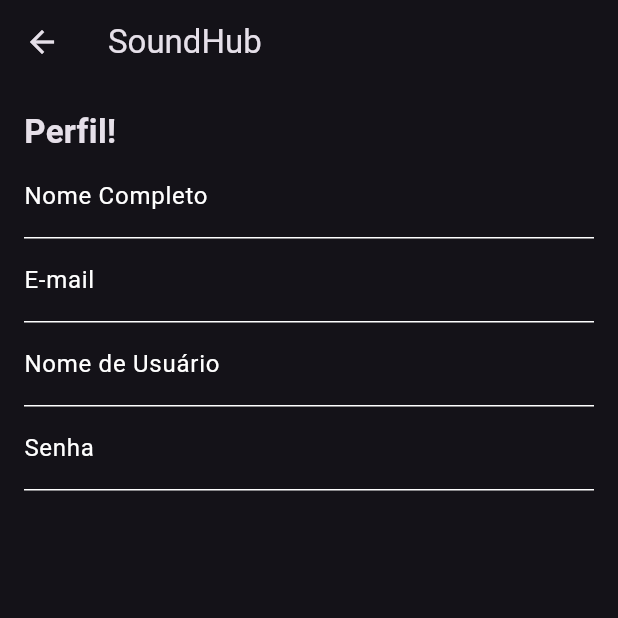
After one commit to felipeakira1/SoundHub, a Flutter app: the TelaPerfil screen opened directly, on a phone screen of 412 x 824 dp, the top half of it. The commit adds this screen. Run offline on Flutter 3.47's test engine with Material 3 defaults, Android fonts, the phone set to English and light mode, and no system bars; accounts and stored records are empty.

Commit message:
work in progress: adicionando pagina perfil, falta fazer verificacao

```diff
--- a/lib/main.dart
+++ b/lib/main.dart
@@ -1,11 +1,14 @@
 import 'package:flutter/material.dart';
-import 'package:soundhub/models/albuns_musicas_manager.dart';
+import 'package:soundhub/managers/albuns_musicas_manager.dart';
+import 'package:soundhub/managers/pessoas_manager.dart';
 import 'package:soundhub/models/album.dart';
 import 'package:soundhub/models/musica.dart';
+import 'package:soundhub/models/usuario.dart';
 import 'views/screens/homeScreen.dart';
 
 void main() {
   final AlbumMusicsManager albumMusicsManager = AlbumMusicsManager();
+  final UsuariosManager usuariosManager = UsuariosManager();
   _adicionarAlbuns(albumMusicsManager);
   _adicionarMusicas(albumMusicsManager);
   runApp(const MyApp());
--- a/lib/models/albuns_musicas_manager.dart
+++ b/lib/managers/albuns_musicas_manager.dart
@@ -1,5 +1,5 @@
-import 'album.dart';
-import 'musica.dart';
+import '../models/album.dart';
+import '../models/musica.dart';
 
 class AlbumMusicsManager {
   // Instancia singleton
--- /dev/null
+++ b/lib/models/usuario.dart
@@ -0,0 +1,14 @@
+class Usuario {
+  final String _nome;
+  final String _email;
+  final String _username;
+  final String _senha;
+
+  Usuario({required String nome, required String email, required String username, required String senha})
+   : _nome = nome, _email = email, _username = username, _senha = senha;
+
+  String get nome => _nome;
+  String get email => _email;
+  String get username => _username;
+  String get senha => _senha;
+}
--- a/lib/views/screens/homeScreen.dart
+++ b/lib/views/screens/homeScreen.dart
@@ -1,7 +1,7 @@
 import 'package:flutter/material.dart';
 import 'package:soundhub/views/widgets/app_bars.dart';
 import 'package:soundhub/models/album.dart';
-import 'package:soundhub/models/albuns_musicas_manager.dart';
+import 'package:soundhub/managers/albuns_musicas_manager.dart';
 import 'package:soundhub/views/widgets/album_tile.dart';
 import 'package:soundhub/views/widgets/drawer.dart';
 
--- /dev/null
+++ b/lib/views/screens/perfil_screen.dart
@@ -0,0 +1,151 @@
+import 'package:flutter/material.dart';
+import 'package:soundhub/managers/usuarios_manager.dart';
+import 'package:soundhub/models/usuario.dart';
+
+class TelaPerfil extends StatefulWidget {
+  const TelaPerfil({super.key});
+
+  @override
+  State<TelaPerfil> createState() => _TelaPerfilState();
+}
+
+class _TelaPerfilState extends State<TelaPerfil> {
+  final _formKey = GlobalKey<FormState>();
+  String? _nome;
+  String? _email;
+  String? _username;
+  String? _senha;
+
+  @override
+  void initState() {
+    // Verificar se usuario está logado?
+  }
+
+  @override
+  Widget build(BuildContext context) {
+    return Scaffold(
+      appBar: AppBar(
+        title: const Text('SoundHub'),
+      ),
+      body: Form(
+        key: _formKey,
+        child: SingleChildScrollView(
+          padding: const EdgeInsets.all(16.0),
+          child: Column(
+            crossAxisAlignment: CrossAxisAlignment.stretch,
+            children: <Widget>[
+              const Text(
+                'Perfil!',
+                style: TextStyle(
+                  fontSize: 22.0,
+                  fontWeight: FontWeight.bold,
+                ),
+              ),
+              TextFormField(
+                decoration: const InputDecoration(
+                  labelText: 'Nome Completo',
+                  labelStyle: TextStyle(color: Colors.white),
+                  enabledBorder: UnderlineInputBorder(
+                    borderSide: BorderSide(color: Colors.white),
+                  ),
+                  focusedBorder: UnderlineInputBorder(
+                    borderSide: BorderSide(color: Colors.blue, width: 2.0),
+                  ),
+                ),
+                style: const TextStyle(color: Colors.white),
+                validator: (value) {
+                  if (value == null || value.isEmpty) {
+                    return 'Please, insert your full name';
+                  }
+                  return null;
+                },
+                onSaved: (value) => _nome = value!,
+              ),
+              TextFormField(
+                decoration: const InputDecoration(
+                  labelText: 'E-mail',
+                  labelStyle: TextStyle(color: Colors.white),
+                  enabledBorder: UnderlineInputBorder(
+                    borderSide: BorderSide(color: Colors.white),
+                  ),
+                  focusedBorder: UnderlineInputBorder(
+                    borderSide: BorderSide(color: Colors.blue, width: 2.0),
+                  ),
+                ),
+                style: const TextStyle(color: Colors.white),
+                validator: (value) {
+                  if (value == null || value.isEmpty) {
+                    return 'Please, insert your email';
+                  }
+                  return null;
+                },
+                onSaved: (value) => _email = value!,
+              ),
+              TextFormField(
+                decoration: const InputDecoration(
+                  labelText: 'Nome de Usuário',
+                  labelStyle: TextStyle(color: Colors.white),
+                  enabledBorder: UnderlineInputBorder(
+                    borderSide: BorderSide(color: Colors.white),
+                  ),
+                  focusedBorder: UnderlineInputBorder(
+                    borderSide: BorderSide(color: Colors.blue, width: 2.0),
+                  ),
+                ),
+                style: const TextStyle(color: Colors.white),
+                validator: (value) {
+                  if (value == null || value.isEmpty) {
+                    return 'Please, insert your username';
+                  }
+                  return null;
+                },
+                onSaved: (value) => _username = value!,
+              ),
+              TextFormField(
+                decoration: const InputDecoration(
+                  labelText: 'Senha',
+                  labelStyle: TextStyle(color: Colors.white),
+                  enabledBorder: UnderlineInputBorder(
+                    borderSide: BorderSide(color: Colors.white),
+                  ),
+                  focusedBorder: UnderlineInputBorder(
+                    borderSide: BorderSide(color: Colors.blue, width: 2.0),
+                  ),
+                ),
+                style: const TextStyle(color: Colors.white),
+                obscureText: true,
+                validator: (value) {
+                  if (value == null || value.isEmpty) {
+                    return 'Please, insert your password';
+                  }
+                  return null;
+                },
+                onSaved: (value) => _senha = value!,
+              ),
+
+              const SizedBox(height: 20),
+
+            ],
+          ),
+        ),
+      ),
+    );
+  }
+  void _submitForm() {
+    if (_formKey.currentState!.validate()) {
+      _formKey.currentState!.save();
+
+      showDialog(
+          context: context,
+          builder: (context) => AlertDialog(
+                  title: const Text('Formulario enviado'),
+                  content: Text('Email:'),
+                  actions: <Widget>[
+                    TextButton(
+                      onPressed: () => Navigator.of(context).pop(),
+                      child: const Text('OK'),
+                    )
+                  ]));
+    }
+  }
+}
--- a/lib/views/screens/searchScreen.dart
+++ b/lib/views/screens/searchScreen.dart
@@ -1,6 +1,6 @@
 import 'package:flutter/material.dart';
 import 'package:soundhub/models/album.dart';
-import 'package:soundhub/models/albuns_musicas_manager.dart';
+import 'package:soundhub/managers/albuns_musicas_manager.dart';
 import 'package:soundhub/views/widgets/album_tile.dart';
 
 class TelaDePesquisa extends StatefulWidget {
@@ -10,8 +10,7 @@ class TelaDePesquisa extends StatefulWidget {
 
 class _TelaDePesquisaState extends State<TelaDePesquisa> {
   String _query = '';
-  List<Album> _searchResults =
-      []; // Lista para armazenar os resultados da pesquisa
+  List<Album> _searchResults = []; // Lista para armazenar os resultados da pesquisa
 
   @override
   Widget build(BuildContext context) {
```
Also changed, not shown: lib/managers/usuarios_manager.dart (added, +42 -0 lines), lib/views/widgets/drawer.dart (+10 -0 lines).
